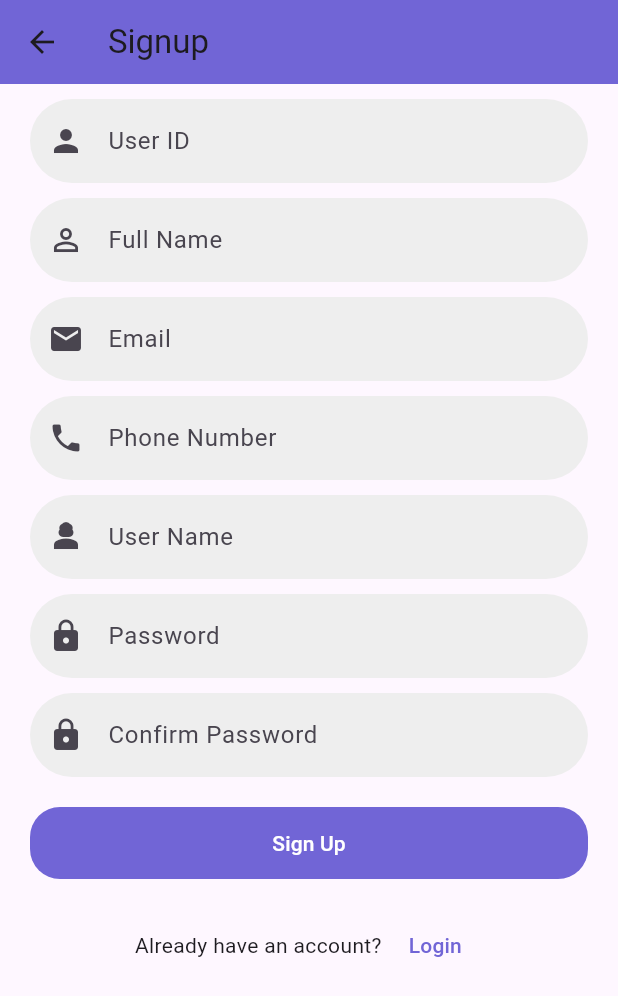
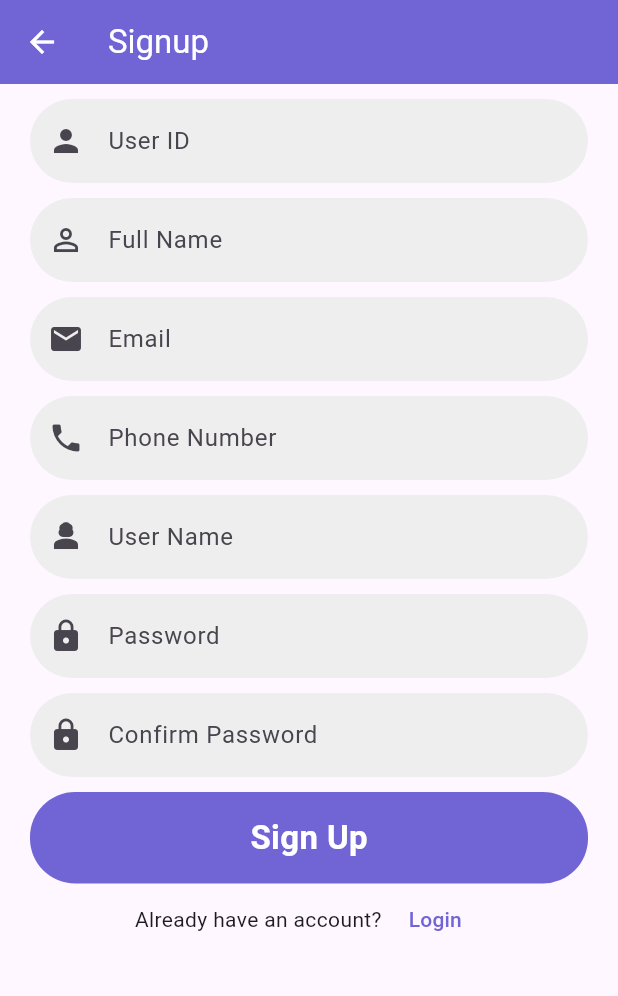
Before and after one commit to mahran01/ISB26603-Spa-App, a Flutter app: the screen it shows after launch, after a tap on "Sign Up", on a phone screen of 412 x 824 dp. Shown: the top 996 px of the screen. Run offline on Flutter 3.47's test engine with Material 3 defaults, Android fonts, the light colour scheme and no system bars; our stand-ins replace sqflite; accounts and stored records are empty.

Commit message:
Refactor component

```diff
--- /dev/null
+++ b/lib/components/spa_fix_button.dart
@@ -0,0 +1,34 @@
+import 'package:flutter/material.dart';
+
+class SpaFixButton extends StatelessWidget {
+  final void Function()? onTap;
+  final String text;
+
+  const SpaFixButton({
+    super.key,
+    required this.onTap,
+    required this.text,
+  });
+
+  @override
+  Widget build(BuildContext context) {
+    return Material(
+      color: Theme.of(context).primaryColor,
+      borderRadius: BorderRadius.circular(10),
+      child: InkWell(
+        onTap: onTap,
+        child: Padding(
+          padding: const EdgeInsets.symmetric(vertical: 15, horizontal: 40),
+          child: Text(
+            text,
+            style: const TextStyle(
+              color: Colors.white,
+              fontSize: 22,
+              fontWeight: FontWeight.bold,
+            ),
+          ),
+        ),
+      ),
+    );
+  }
+}
--- /dev/null
+++ b/lib/components/spa_long_button.dart
@@ -0,0 +1,43 @@
+import 'package:flutter/material.dart';
+
+class SpaLongButton extends StatelessWidget {
+  final void Function()? onTap;
+  final String text;
+  final double? width;
+
+  const SpaLongButton({
+    super.key,
+    required this.onTap,
+    required this.text,
+    this.width = double.infinity,
+  });
+
+  @override
+  Widget build(BuildContext context) {
+    return Container(
+      margin: const EdgeInsets.symmetric(horizontal: 20.0),
+      width: width,
+      child: Material(
+        color: Theme.of(context).primaryColor,
+        borderRadius: BorderRadius.circular(30.0),
+        child: InkWell(
+          borderRadius: BorderRadius.circular(30.0),
+          onTap: onTap,
+          child: Center(
+            child: Padding(
+              padding: const EdgeInsets.symmetric(vertical: 15),
+              child: Text(
+                text,
+                style: const TextStyle(
+                  color: Colors.white,
+                  fontSize: 22,
+                  fontWeight: FontWeight.bold,
+                ),
+              ),
+            ),
+          ),
+        ),
+      ),
+    );
+  }
+}
--- /dev/null
+++ b/lib/config/theme/app_theme.dart
@@ -0,0 +1,15 @@
+import 'package:flutter/material.dart';
+
+ThemeData spaTheme() {
+  final ThemeData base = ThemeData.light(useMaterial3: true);
+  return base.copyWith(
+    primaryColor: const Color(0xFF7165D6),
+    colorScheme: base.colorScheme.copyWith(
+      primary: const Color(0xFF7165D6),
+    ),
+    appBarTheme: base.appBarTheme.copyWith(
+      foregroundColor: Colors.white,
+      backgroundColor: const Color(0xFF7165D6),
+    ),
+  );
+}
--- a/lib/main.dart
+++ b/lib/main.dart
@@ -1,4 +1,5 @@
 import 'package:flutter/material.dart';
+import 'package:spa_app/config/theme/app_theme.dart';
 import 'package:spa_app/views/welcome_page.dart';
 
 void main() {
@@ -10,9 +11,10 @@ class MainApp extends StatelessWidget {
 
   @override
   Widget build(BuildContext context) {
-    return const MaterialApp(
+    return MaterialApp(
       debugShowCheckedModeBanner: false,
       home: const WelcomePage(),
+      theme: spaTheme(),
     );
   }
 }
--- a/lib/views/signup_page.dart
+++ b/lib/views/signup_page.dart
@@ -1,7 +1,8 @@
 import 'package:flutter/material.dart';
+import 'package:spa_app/components/spa_long_button.dart';
 import 'package:spa_app/components/validation.dart';
 import 'package:spa_app/components/get_textformfield.dart';
-import 'package:spa_app/data_repository/spa_database.dart';
+import 'package:spa_app/data_repository/db_helper.dart';
 import 'package:spa_app/models/user.dart';
 import 'package:spa_app/views/login_page.dart';
 
@@ -27,7 +28,7 @@ class _SignUpState extends State<SignUp> {
   @override
   void initState() {
     super.initState();
-    db = SpaDatabase;
+    db = null;
   }
 
   signUp() async {
@@ -63,7 +64,6 @@ class _SignUpState extends State<SignUp> {
   Widget build(BuildContext context) {
     return Scaffold(
       appBar: AppBar(
-        backgroundColor: Color(0xFF7165D6),
         title: Text('Signup'),
       ),
       body: Form(
@@ -123,21 +123,8 @@ class _SignUpState extends State<SignUp> {
                     hintName: 'Confirm Password',
                     isObscureText: true,
                   ),
-                  Container(
-                    margin: EdgeInsets.all(20.0),
-                    width: double.infinity,
-                    child: TextButton(
-                      child: Text(
-                        'Sign Up',
-                        style: TextStyle(color: Colors.white),
-                      ),
-                      onPressed: signUp,
-                    ),
-                    decoration: BoxDecoration(
-                      color: Color(0xFF7165D6),
-                      borderRadius: BorderRadius.circular(20.0),
-                    ),
-                  ),
+                  SizedBox(height: 10.0),
+                  SpaLongButton(onTap: signUp, text: "Sign Up"),
                   Container(
                     child: Row(
                       mainAxisAlignment: MainAxisAlignment.center,
--- a/lib/views/welcome_page.dart
+++ b/lib/views/welcome_page.dart
@@ -1,4 +1,5 @@
 import 'package:flutter/material.dart';
+import 'package:spa_app/components/spa_fix_button.dart';
 import 'package:spa_app/views/login_page.dart';
 import 'package:spa_app/views/signup_page.dart';
 
@@ -14,13 +15,13 @@ class WelcomePage extends StatelessWidget {
         padding: EdgeInsets.all(10),
         child: Column(
           children: [
-            SizedBox(height: 15),
+            const SizedBox(height: 15),
             Align(
               alignment: Alignment.centerRight,
               child: TextButton(
                 // TODO: continue to apply the route
                 onPressed: () => Navigator.pushNamed(context, ""),
-                child: Text(
+                child: const Text(
                   "SKIP",
                   style: TextStyle(
                     color: Color(0xFF7165D6),
@@ -29,13 +30,13 @@ class WelcomePage extends StatelessWidget {
                 ),
               ),
             ),
-            SizedBox(height: 50),
+            const SizedBox(height: 50),
             Padding(
-              padding: EdgeInsets.all(20),
+              padding: const EdgeInsets.all(20),
               child: Image.asset("images/WelcomePage.jpg"),
             ),
-            SizedBox(height: 30),
-            Text(
+            const SizedBox(height: 30),
+            const Text(
               "Facial Treatment Appointment",
               textAlign: TextAlign.center,
               style: TextStyle(
@@ -44,8 +45,8 @@ class WelcomePage extends StatelessWidget {
                 fontWeight: FontWeight.bold,
               ),
             ),
-            SizedBox(height: 15),
-            Text(
+            const SizedBox(height: 15),
+            const Text(
               "Book Your Facial Treatment",
               textAlign: TextAlign.center,
               style: TextStyle(
@@ -54,55 +55,27 @@ class WelcomePage extends StatelessWidget {
                 fontWeight: FontWeight.w500,
               ),
             ),
-            SizedBox(height: 60),
+            const SizedBox(height: 60),
             Row(
               mainAxisAlignment: MainAxisAlignment.spaceEvenly,
               children: [
-                Material(
-                  color: Color(0xFF7165D6),
-                  borderRadius: BorderRadius.circular(10),
-                  child: InkWell(
-                    // TODO: continue to apply the route
-                    onTap: () {
-                      Navigator.push(context,
-                          MaterialPageRoute(builder: (context) => LoginPage()));
-                    },
-                    child: Padding(
-                      padding:
-                          EdgeInsets.symmetric(vertical: 15, horizontal: 40),
-                      child: Text(
-                        "Log In",
-                        style: TextStyle(
-                          color: Colors.white,
-                          fontSize: 22,
-                          fontWeight: FontWeight.bold,
-                        ),
-                      ),
+                SpaFixButton(
+                  onTap: () => Navigator.push(
+                    context,
+                    MaterialPageRoute(
+                      builder: (context) => const LoginPage(),
                     ),
                   ),
+                  text: "Log In",
                 ),
-                Material(
-                  color: Color(0xFF7165D6),
-                  borderRadius: BorderRadius.circular(10),
-                  child: InkWell(
-                    // TODO: continue to apply the route
-                    onTap: () {
-                      Navigator.push(context,
-                          MaterialPageRoute(builder: (context) => SignUp()));
-                    },
-                    child: Padding(
-                      padding:
-                          EdgeInsets.symmetric(vertical: 15, horizontal: 40),
-                      child: Text(
-                        "Sign Up",
-                        style: TextStyle(
-                          color: Colors.white,
-                          fontSize: 22,
-                          fontWeight: FontWeight.bold,
-                        ),
-                      ),
+                SpaFixButton(
+                  onTap: () => Navigator.push(
+                    context,
+                    MaterialPageRoute(
+                      builder: (context) => const SignUp(),
                     ),
                   ),
+                  text: "Sign Up",
                 ),
               ],
             ),
```
Also changed, not shown: lib/config/routes/route.dart (added).
